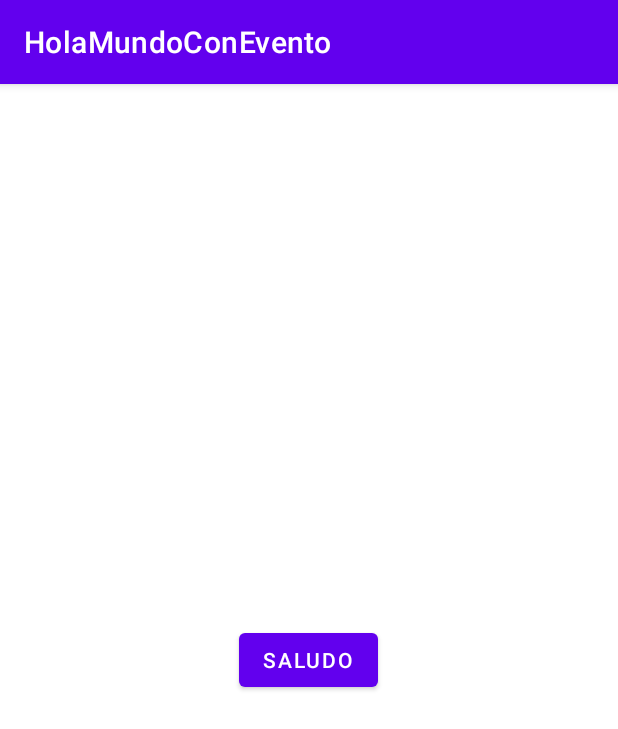
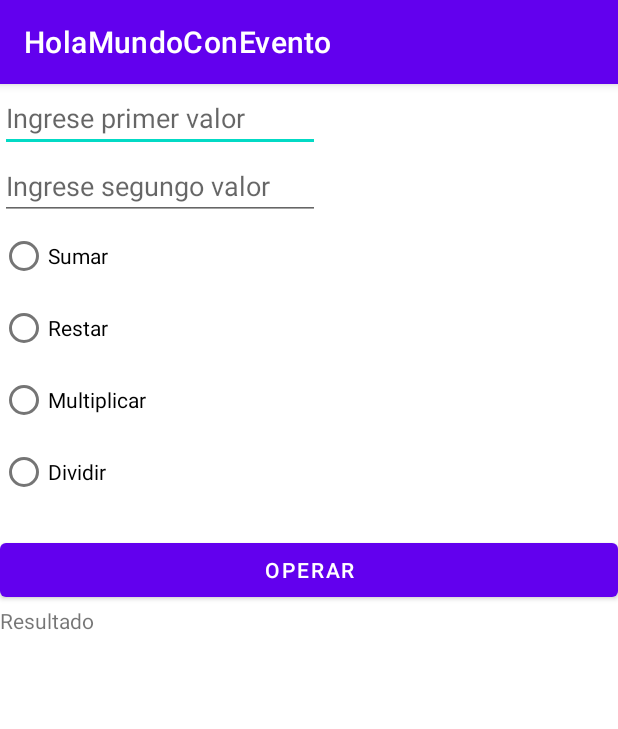
Before and after one commit to rpuigm/holamundoconevento, an Android app: the screen it shows after launch (MainActivity), on a phone screen of 412 x 824 dp. Shown: the top 729 px of the screen. Run offline under Robolectric (Android 15) with nearby library versions, the phone set to English and light mode, and no system bars.

Commit message:
feat: calculadora

```diff
--- a/app/src/main/java/com/example/holamundoconevento/MainActivity.java
+++ b/app/src/main/java/com/example/holamundoconevento/MainActivity.java
@@ -5,29 +5,48 @@ import androidx.appcompat.app.AppCompatActivity;
 import android.os.Bundle;
 import android.view.View;
 import android.widget.Button;
+import android.widget.EditText;
+import android.widget.RadioButton;
 import android.widget.TextView;
 
 public class MainActivity extends AppCompatActivity {
 
-    TextView textView;
-    Button button;
+    private TextView textResultado;
+    private Button button;
+    private RadioButton radioSumar, radioRestar, radioMultiplicar, radioDividir;
+    private EditText num1, num2;
 
     @Override
     protected void onCreate(Bundle savedInstanceState) {
         super.onCreate(savedInstanceState);
-        setContentView(R.layout.ejercicio_2);
+        setContentView(R.layout.ejercicio_radio);
 
-        button=(Button)findViewById(R.id.btnSaludar);
-        textView=(TextView)findViewById(R.id.textViewSaludo);
+        button=(Button)findViewById(R.id.buttonOperar);
+        textResultado=(TextView)findViewById(R.id.textResultado);
+        num1=(EditText)findViewById(R.id.num1);
+        num2=(EditText)findViewById(R.id.num2);
+        radioSumar=(RadioButton)findViewById(R.id.radioSumar);
+        radioRestar=(RadioButton)findViewById(R.id.radioRestar);
+        radioDividir=(RadioButton)findViewById(R.id.radioDividir);
+        radioMultiplicar=(RadioButton)findViewById(R.id.radioMultiplicar);
+    }
 
-        button.setOnClickListener(new View.OnClickListener() {
-            @Override
-            public void onClick(View v) {
-                textView.setText(R.string.testoSaludo);
-                textView.setTextSize(20);
-                textView.setTextColor(getResources().getColor(R.color.design_default_color_primary));
-            }
-        });
+    public void operar (View view){
+
+        int valor1 = Integer.parseInt(num1.getText().toString());
+        int valor2 = Integer.parseInt(num2.getText().toString());
+
+        if(radioSumar.isChecked())
+            textResultado.setText("La suma es" + (valor1 + valor2));
+        if(radioRestar.isChecked())
+            textResultado.setText("La resta es" + (valor1 - valor2));
+        if(radioMultiplicar.isChecked())
+            textResultado.setText("La multiplicación es" + (valor1 * valor2));
+        if(radioDividir.isChecked())
+            textResultado.setText("La división es" + (valor1 / valor2));
+
+
+
     }
 
 
--- a/app/src/main/res/layout/ejercicio_radio.xml
+++ b/app/src/main/res/layout/ejercicio_radio.xml
@@ -50,7 +50,7 @@
             android:text="Multiplicar" />
 
         <RadioButton
-            android:id="@+id/Dividir"
+            android:id="@+id/radioDividir"
             android:layout_width="match_parent"
             android:layout_height="wrap_content"
             android:text="Dividir" />
```
